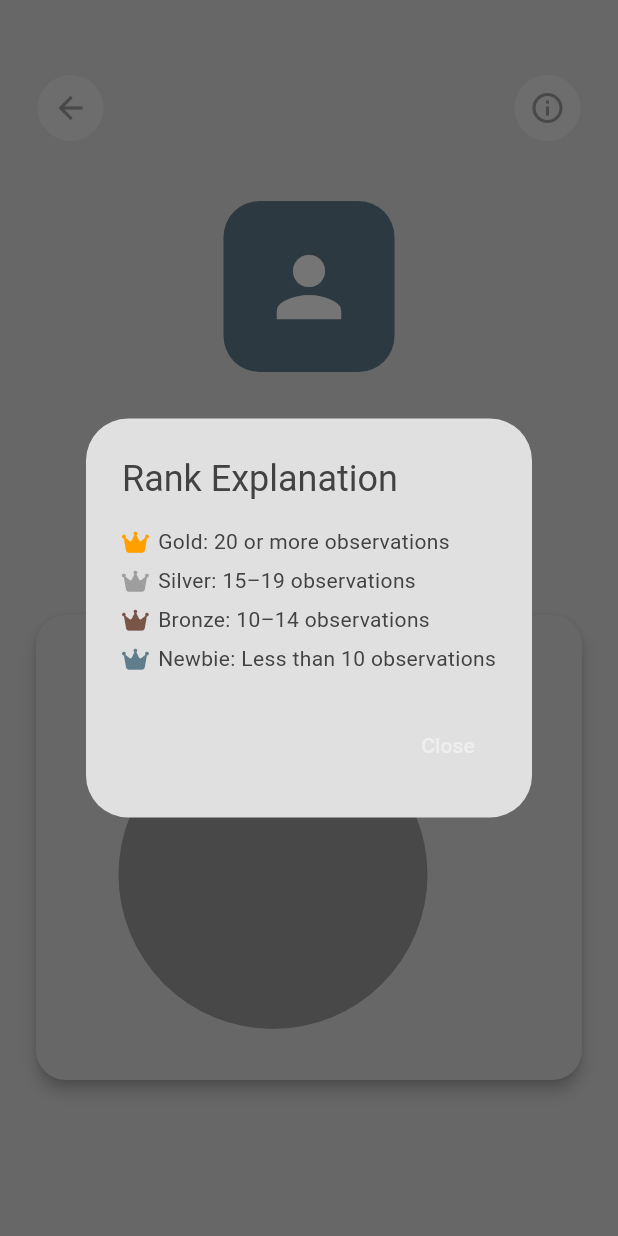
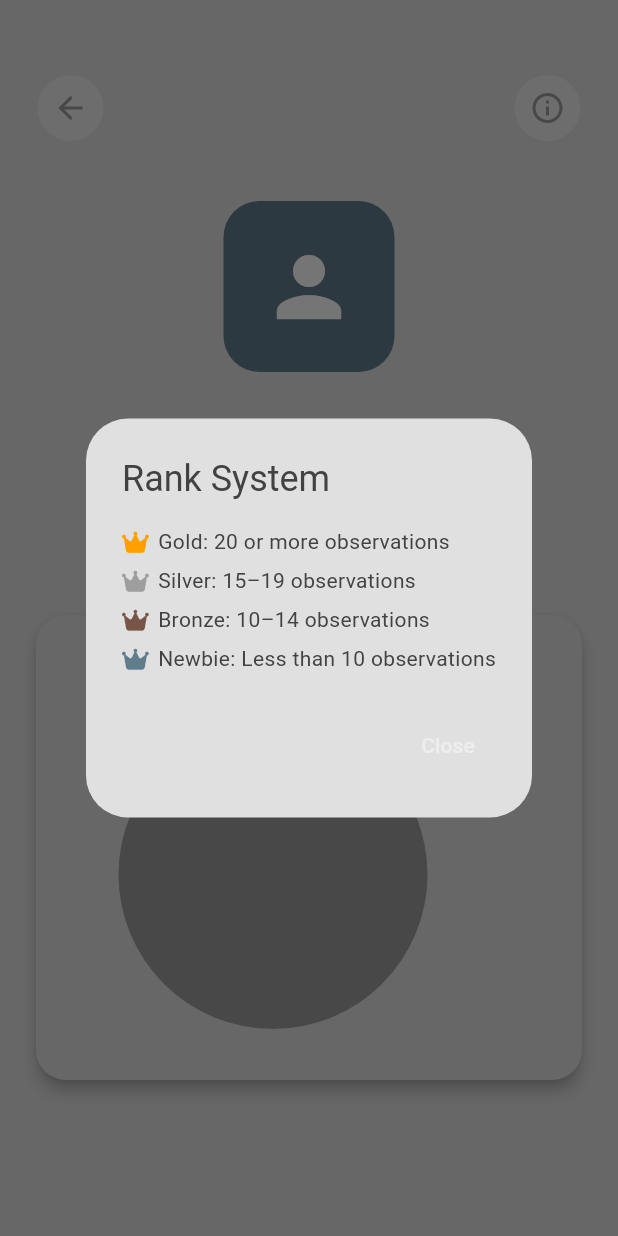
Before and after one commit to naldimian/biodiversity_observation, a Flutter app: the ProfilePage screen opened by its route, after a tap on the "info outline" icon, on a phone screen of 412 x 824 dp. Run offline on Flutter 3.47's test engine with Material 3 defaults, Android fonts, the phone set to English and light mode, and no system bars; drawn by our look-alikes of pie_chart; our stand-ins replace cached_network_image, cloud_firestore, firebase_auth, firebase_core, firebase_crashlytics, firebase_storage and 5 more; missing offline and left inert: exif, heif_converter, tflite_flutter; accounts and stored records are empty.

Commit message:
Modified rank info dialog

```diff
--- a/lib/components/rank_info_button.dart
+++ b/lib/components/rank_info_button.dart
@@ -38,7 +38,7 @@ Widget buildRankInfoButton(BuildContext context) {
         context: context,
         builder: (BuildContext context) {
           return AlertDialog(
-            title: const Text('Rank Explanation'),
+            title: const Text('Rank System'),
             content: Column(
               mainAxisSize: MainAxisSize.min,
               crossAxisAlignment: CrossAxisAlignment.start,
```
